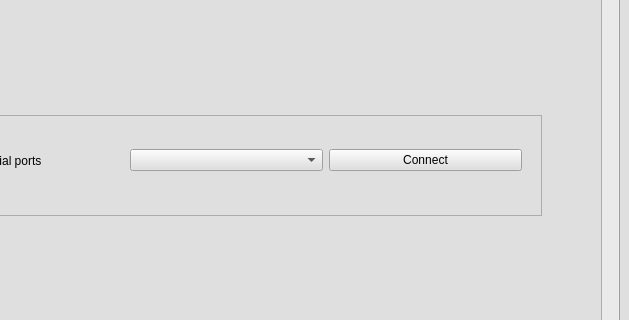
This is cvi.ui in IFAEControl/CVIMonochromatorAPI as Qt 5 draws it before an edit; both pictures show x 171 to 800 and y 181 to 501 of the 800 by 600 pixel window. The edited form follows.
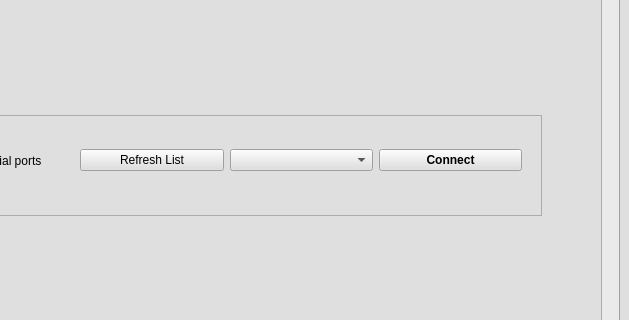
This is the edited form. Icons and pictures are not drawn.

Patch:
```diff
--- a/cvi.ui
+++ b/cvi.ui
@@ -671,11 +671,24 @@
           </property>
          </widget>
         </item>
+        <item>
+         <widget class="QPushButton" name="refreshPortsListButton">
+          <property name="text">
+           <string>Refresh List</string>
+          </property>
+         </widget>
+        </item>
         <item>
          <widget class="QComboBox" name="availableSerialsList"/>
         </item>
         <item>
          <widget class="QPushButton" name="connectSerialButton">
+          <property name="font">
+           <font>
+            <weight>75</weight>
+            <bold>true</bold>
+           </font>
+          </property>
           <property name="text">
            <string>Connect</string>
           </property>
```
